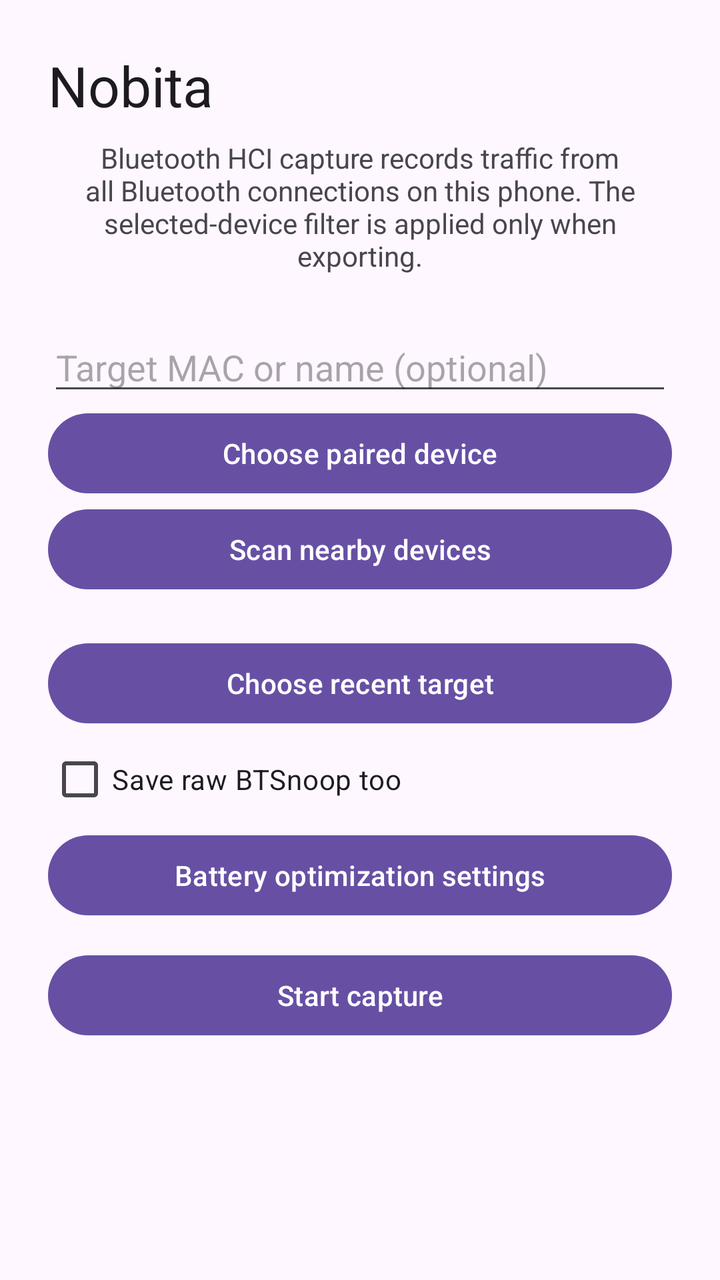
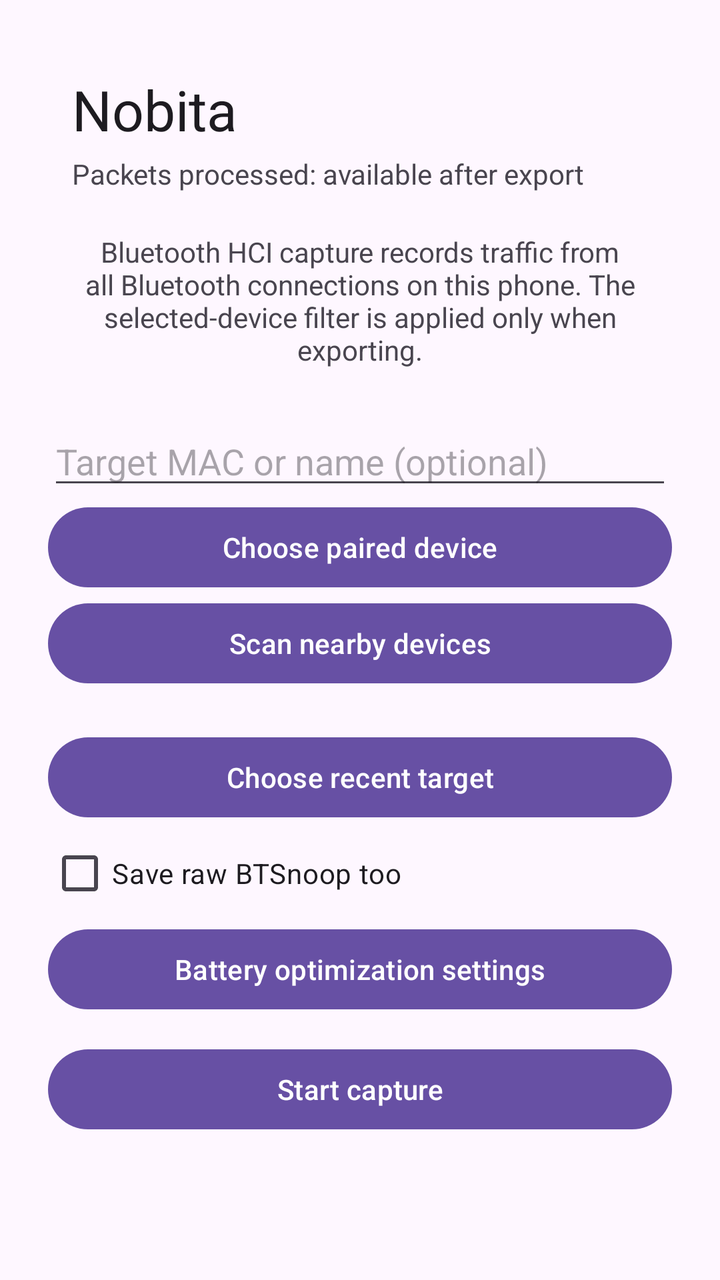

Compare the two renders of this Android layout. The source of the first and the diff that turns it into the second are given below.
<!-- AndroidManifest.xml: application theme Theme.Nobita -->
<!-- res/layout/activity_main.xml -->
<?xml version="1.0" encoding="utf-8"?>
<LinearLayout xmlns:android="http://schemas.android.com/apk/res/android"
    android:layout_width="match_parent"
    android:layout_height="match_parent"
    android:gravity="center_horizontal"
    android:orientation="vertical"
    android:padding="24dp">

    <TextView
        android:layout_width="match_parent"
        android:layout_height="wrap_content"
        android:text="@string/app_name"
        android:textAppearance="?attr/textAppearanceHeadlineMedium" />

    <TextView
        android:layout_width="wrap_content"
        android:layout_height="wrap_content"
        android:layout_marginTop="8dp"
        android:gravity="center"
        android:text="@string/app_description" />

    <EditText
        android:id="@+id/target"
        android:layout_width="match_parent"
        android:layout_height="wrap_content"
        android:layout_marginTop="24dp"
        android:hint="@string/capture_target_hint"
        android:inputType="text" />

    <Button
        android:id="@+id/choose_paired"
        android:layout_width="match_parent"
        android:layout_height="wrap_content"
        android:text="@string/choose_paired" />
    <Button android:id="@+id/scan_nearby" android:layout_width="match_parent" android:layout_height="wrap_content" android:text="@string/scan_nearby" />
    <LinearLayout android:layout_width="match_parent" android:layout_height="wrap_content" android:gravity="center_vertical">
        <ImageView android:id="@+id/scan_indicator" android:layout_width="24dp" android:layout_height="24dp" android:contentDescription="@null" android:src="@drawable/ic_progress_activity" android:visibility="gone" />
        <TextView android:id="@+id/scan_status" android:layout_width="wrap_content" android:layout_height="wrap_content" android:layout_marginStart="8dp" />
    </LinearLayout>
    <Button android:id="@+id/choose_recent" android:layout_width="match_parent" android:layout_height="wrap_content" android:text="@string/choose_recent" />
    <CheckBox android:id="@+id/save_raw" android:layout_width="match_parent" android:layout_height="wrap_content" android:text="@string/save_raw" />
    <Button android:id="@+id/battery_settings" android:layout_width="match_parent" android:layout_height="wrap_content" android:text="@string/battery_settings" />

    <Button
        android:id="@+id/start_capture"
        android:layout_width="match_parent"
        android:layout_height="wrap_content"
        android:layout_marginTop="12dp"
        android:text="@string/start_capture" />

    <Button
        android:id="@+id/stop_export"
        android:layout_width="match_parent"
        android:layout_height="wrap_content"
        android:text="@string/stop_export"
        android:visibility="gone" />
    <Button android:id="@+id/export_full" android:layout_width="match_parent" android:layout_height="wrap_content" android:text="@string/export_full" android:visibility="gone" />

    <TextView
        android:id="@+id/status"
        android:layout_width="match_parent"
        android:layout_height="wrap_content"
        android:layout_marginTop="16dp" />

    <LinearLayout
        android:id="@+id/export_actions"
        android:layout_width="match_parent"
        android:layout_height="wrap_content"
        android:visibility="gone">
        <Button android:id="@+id/open_capture" android:layout_width="0dp" android:layout_height="wrap_content" android:layout_weight="1" android:text="@string/open_capture" />
        <Button android:id="@+id/share_capture" android:layout_width="0dp" android:layout_height="wrap_content" android:layout_weight="1" android:text="@string/share_capture" />
    </LinearLayout>
</LinearLayout>
<!-- resources referenced by this layout -->
<resources>
  <!-- drawable ic_progress_activity (drawable) -->
  <vector xmlns:android="http://schemas.android.com/apk/res/android"
      android:width="24dp"
      android:height="24dp"
      android:viewportWidth="24"
      android:viewportHeight="24">
      <path
          android:fillColor="@android:color/black"
          android:pathData="M12,2A10,10 0,1 0,22 12A10,10 0,0 0,12 2M12,20A8,8 0,1 1,20 12A8,8 0,0 1,12 20M12,6A6,6 0,1 0,18 12A6,6 0,0 0,12 6M12,16A4,4 0,1 1,16 12A4,4 0,0 1,12 16Z" />
  </vector>
  <string name="app_description">Bluetooth HCI capture records traffic from all Bluetooth connections on this phone. The selected-device filter is applied only when exporting.</string>
  <string name="app_name">Nobita</string>
  <string name="battery_settings">Battery optimization settings</string>
  <string name="capture_target_hint">Target MAC or name (optional)</string>
  <string name="choose_paired">Choose paired device</string>
  <string name="choose_recent">Choose recent target</string>
  <string name="export_full">Export full capture</string>
  <string name="open_capture">Open</string>
  <string name="save_raw">Save raw BTSnoop too</string>
  <string name="scan_nearby">Scan nearby devices</string>
  <string name="share_capture">Share</string>
  <string name="start_capture">Start capture</string>
  <string name="stop_export">Stop &amp; export</string>
  <style name="Theme.Nobita" parent="Theme.Material3.DayNight.NoActionBar" />
</resources>

<!-- the commit's change to res/layout/activity_main.xml (unified diff, before → after) -->
@@ -6,11 +6,15 @@
     android:orientation="vertical"
     android:padding="24dp">
 
-    <TextView
+    <LinearLayout
+        android:id="@+id/capture_top_bar"
         android:layout_width="match_parent"
         android:layout_height="wrap_content"
-        android:text="@string/app_name"
-        android:textAppearance="?attr/textAppearanceHeadlineMedium" />
+        android:orientation="vertical"
+        android:padding="12dp">
+        <TextView android:layout_width="match_parent" android:layout_height="wrap_content" android:text="@string/app_name" android:textAppearance="?attr/textAppearanceHeadlineMedium" />
+        <TextView android:id="@+id/capture_top_status" android:layout_width="match_parent" android:layout_height="wrap_content" android:layout_marginTop="4dp" android:text="@string/capture_packets_pending" />
+    </LinearLayout>
 
     <TextView
         android:layout_width="wrap_content"
<!-- resource entries referenced after the edit -->
@@ -13,6 +13,7 @@
   <string name="app_description">Bluetooth HCI capture records traffic from all Bluetooth connections on this phone. The selected-device filter is applied only when exporting.</string>
   <string name="app_name">Nobita</string>
   <string name="battery_settings">Battery optimization settings</string>
+  <string name="capture_packets_pending">Packets processed: available after export</string>
   <string name="capture_target_hint">Target MAC or name (optional)</string>
   <string name="choose_paired">Choose paired device</string>
   <string name="choose_recent">Choose recent target</string>
